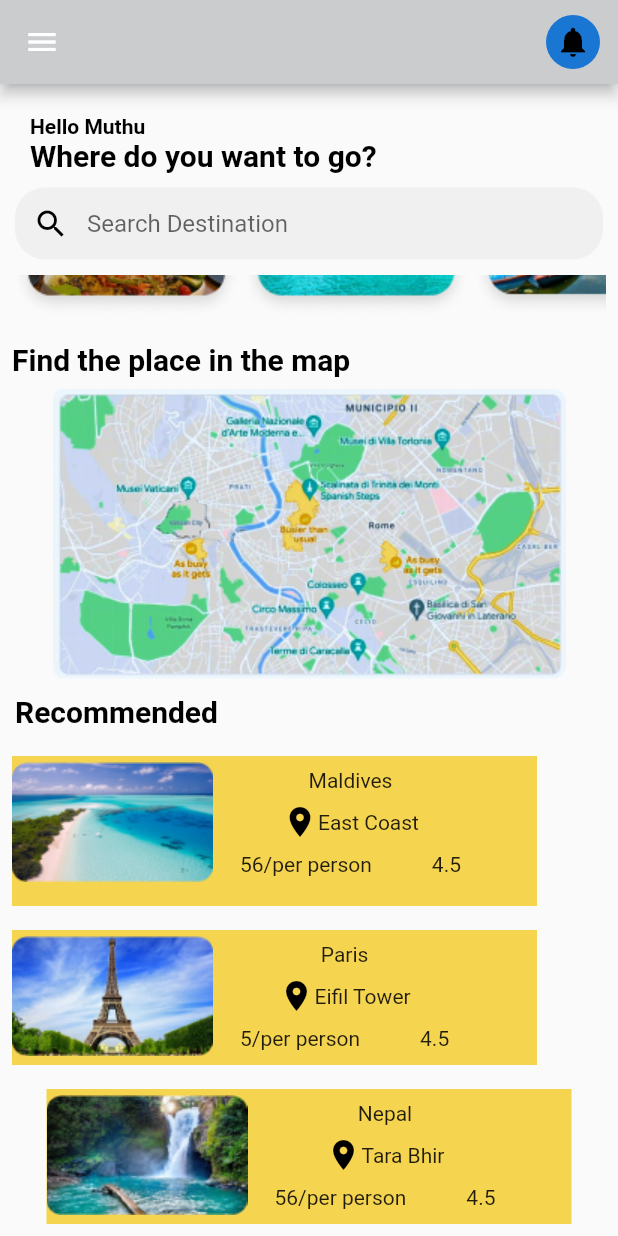
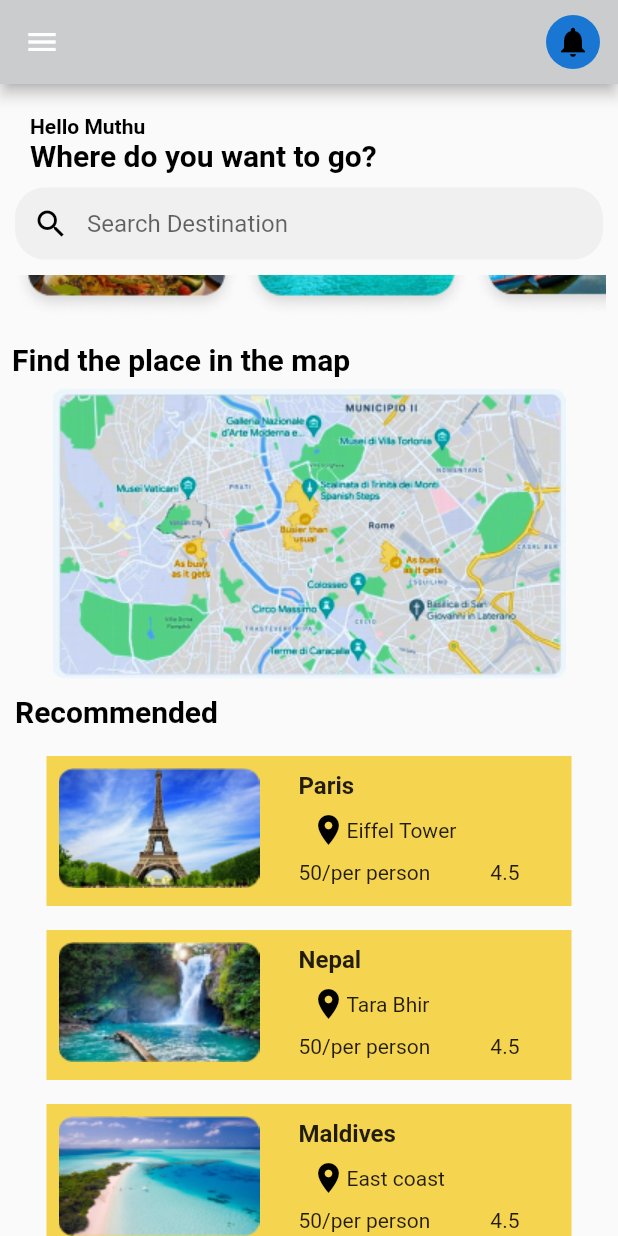
Before and after one commit to KryssNa/TripDash, a Flutter app: the screen it shows after launch, scrolled down 490 dp, on a phone screen of 412 x 824 dp. Run offline on Flutter 3.47's test engine with Material 2 defaults, Android fonts, the phone set to English and light mode, and no system bars; our stand-ins replace cloud_firestore, firebase_auth, firebase_core, firebase_storage; accounts and stored records are empty.

Commit message:
done-chasges-according-to-the-sprint

```diff
--- a/lib/Screens/homepage/home_page.dart
+++ b/lib/Screens/homepage/home_page.dart
@@ -411,8 +411,9 @@ class _HomepageState extends State<Homepage> {
                                 child: Padding(
                                   padding: const EdgeInsets.all(8.0),
                                   child: Align(
-                                  alignment: Alignment.bottomLeft,
+                                  alignment: Alignment.center,
                                     child: Container(
+                                      alignment: Alignment.centerRight,
                                       height: 100,
                                       width: 350,
                                       color: Color.fromARGB(255, 245, 212, 80),
@@ -421,34 +422,61 @@ class _HomepageState extends State<Homepage> {
                                             Row(
                                             children: [
                                               Container(
-                                                child: Image.asset('Assets/Images/Recommended3.png'),
+                                                child: Padding(
+                                                  padding: const EdgeInsets.all(8.0),
+                                                  child: Image.asset('Assets/Images/Recommended1.png'),
+                                                ),
                                               ),
                                               SizedBox(width: 10,),
                                               Container(
                                                 child: Padding(
                                                   padding: const EdgeInsets.all(8.0),
+                                                  child: Container(
                                                     child: Column(
+                                                      crossAxisAlignment: CrossAxisAlignment.start,
                                                       children: [
-                                                        const Text("Maldives"),
+                                                        Text(
+                                                          "Paris",
+                                                          style: TextStyle(
+                                                            fontSize: 16,
+                                                            fontWeight: FontWeight.bold,
+                                                          ),
+                                                        ),
                                                         Padding(
                                                           padding: const EdgeInsets.all(8.0),
                                                           child: Row(
                                                             children: [
-                                                              Icon(Icons.location_on,color: Colors.black,),
-                                                              const Text("East Coast"),
+                                                              Align(
+                                                                alignment: Alignment.bottomLeft,
+                                                                child: Icon(
+                                                                  Icons.location_on,
+                                                                  color: Colors.black,
+                                                                ),
+                                                              ),
+                                                              Text(
+                                                                "Eiffel Tower",
+                                                                textAlign: TextAlign.left,
+                                                              ),
                                                             ],
                                                           ),
                                                         ),
                                                         Row(
                                                           children: [
-                                                            Text('56/per person'),
+                                                            Text(
+                                                              '50/per person',
+                                                              textAlign: TextAlign.left,
+                                                            ),
                                                             const SizedBox(
                                                               width: 40,
                                                             ),
-                                                            Text('4.5')
+                                                            Text(
+                                                              '4.5',
+                                                              textAlign: TextAlign.left,
+                                                            ),
                                                           ],
-                                                        )
+                                                        ),
                                                       ],
+                                                    ),
                                                   ),
                                                 ),
                                               ),
@@ -469,9 +497,10 @@ class _HomepageState extends State<Homepage> {
                                 child: Padding(
                                   padding: const EdgeInsets.all(8.0),
                                   child: Align(
-                                    alignment: Alignment.bottomLeft,
+                                  alignment: Alignment.center,
                                     child: Container(
-                                      height: 90,
+                                      alignment: Alignment.centerRight,
+                                      height: 100,
                                       width: 350,
                                       color: Color.fromARGB(255, 245, 212, 80),
                                         child:Column(
@@ -479,34 +508,61 @@ class _HomepageState extends State<Homepage> {
                                             Row(
                                             children: [
                                               Container(
-                                                  child: Image.asset('Assets/Images/Recommended1.png'),
+                                                child: Padding(
+                                                  padding: const EdgeInsets.all(8.0),
+                                                  child: Image.asset('Assets/Images/Recommended2.png'),
+                                                ),
                                               ),
                                               SizedBox(width: 10,),
                                               Container(
                                                 child: Padding(
                                                   padding: const EdgeInsets.all(8.0),
+                                                  child: Container(
                                                     child: Column(
+                                                      crossAxisAlignment: CrossAxisAlignment.start,
                                                       children: [
-                                                        const Text("Paris"),
+                                                        Text(
+                                                          "Nepal",
+                                                          style: TextStyle(
+                                                            fontSize: 16,
+                                                            fontWeight: FontWeight.bold,
+                                                          ),
+                                                        ),
                                                         Padding(
                                                           padding: const EdgeInsets.all(8.0),
                                                           child: Row(
                                                             children: [
-                                                              Icon(Icons.location_on,color: Colors.black,),
-                                                              const Text("Eifil Tower"),
+                                                              Align(
+                                                                alignment: Alignment.bottomLeft,
+                                                                child: Icon(
+                                                                  Icons.location_on,
+                                                                  color: Colors.black,
+                                                                ),
+                                                              ),
+                                                              Text(
+                                                                "Tara Bhir",
+                                                                textAlign: TextAlign.left,
+                                                              ),
                                                             ],
                                                           ),
                                                         ),
                                                         Row(
                                                           children: [
-                                                            Text('5/per person'),
+                                                            Text(
+                                                              '50/per person',
+                                                              textAlign: TextAlign.left,
+                                                            ),
                                                             const SizedBox(
                                                               width: 40,
                                                             ),
-                                                            Text('4.5')
+                                                            Text(
+                                                              '4.5',
+                                                              textAlign: TextAlign.left,
+                                                            ),
                                                           ],
-                                                        )
+                                                        ),
                                                       ],
+                                                    ),
                                                   ),
                                                 ),
                                               ),
@@ -517,7 +573,8 @@ class _HomepageState extends State<Homepage> {
                                     ),
                                   ),
                                 ),
-                              ),),
+                              ),
+                          ),
                           GestureDetector(
                                 onTap: () {
                                   print("Recommended 3");
@@ -529,7 +586,7 @@ class _HomepageState extends State<Homepage> {
                                   alignment: Alignment.center,
                                     child: Container(
                                       alignment: Alignment.centerRight,
-                                      height: 90,
+                                      height: 100,
                                       width: 350,
                                       color: Color.fromARGB(255, 245, 212, 80),
                                         child:Column(
@@ -537,35 +594,61 @@ class _HomepageState extends State<Homepage> {
                                             Row(
                                             children: [
                                               Container(
-                                                  child: Image.asset('Assets/Images/Recommended2.png'),
+                                                child: Padding(
+                                                  padding: const EdgeInsets.all(8.0),
+                                                  child: Image.asset('Assets/Images/Recommended3.png'),
+                                                ),
                                               ),
                                               SizedBox(width: 10,),
                                               Container(
-                                                  alignment: Alignment.topRight,
                                                 child: Padding(
                                                   padding: const EdgeInsets.all(8.0),
+                                                  child: Container(
                                                     child: Column(
+                                                      crossAxisAlignment: CrossAxisAlignment.start,
                                                       children: [
-                                                        const Text("Nepal"),
+                                                        Text(
+                                                          "Maldives",
+                                                          style: TextStyle(
+                                                            fontSize: 16,
+                                                            fontWeight: FontWeight.bold,
+                                                          ),
+                                                        ),
                                                         Padding(
                                                           padding: const EdgeInsets.all(8.0),
                                                           child: Row(
                                                             children: [
-                                                              Icon(Icons.location_on,color: Colors.black,),
-                                                              const Text("Tara Bhir"),
+                                                              Align(
+                                                                alignment: Alignment.bottomLeft,
+                                                                child: Icon(
+                                                                  Icons.location_on,
+                                                                  color: Colors.black,
+                                                                ),
+                                                              ),
+                                                              Text(
+                                                                "East coast",
+                                                                textAlign: TextAlign.left,
+                                                              ),
                                                             ],
                                                           ),
                                                         ),
                                                         Row(
                                                           children: [
-                                                            Text('56/per person'),
+                                                            Text(
+                                                              '50/per person',
+                                                              textAlign: TextAlign.left,
+                                                            ),
                                                             const SizedBox(
                                                               width: 40,
                                                             ),
-                                                            Text('4.5')
+                                                            Text(
+                                                              '4.5',
+                                                              textAlign: TextAlign.left,
+                                                            ),
                                                           ],
-                                                        )
+                                                        ),
                                                       ],
+                                                    ),
                                                   ),
                                                 ),
                                               ),
@@ -577,7 +660,8 @@ class _HomepageState extends State<Homepage> {
                                   ),
                                 ),
                               ),
-                          ),],
+                          ),
+                          ],
                           ),
                         ),
                       ] ,
```
Lines whose indentation alone changed are shown as unchanged.
